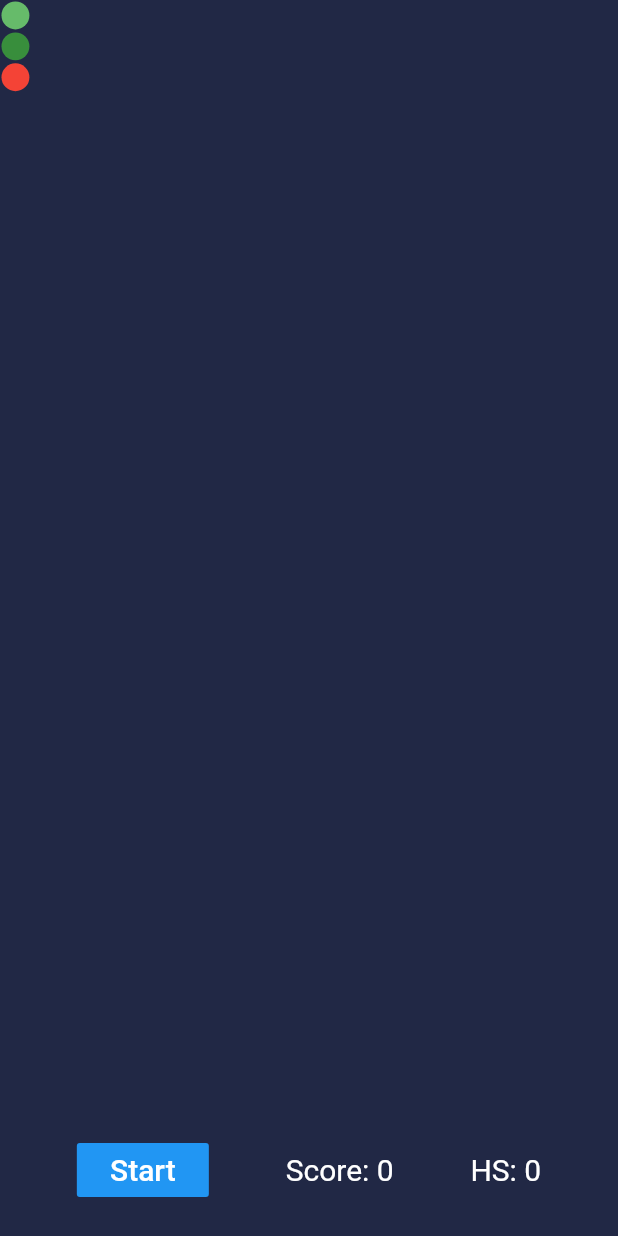
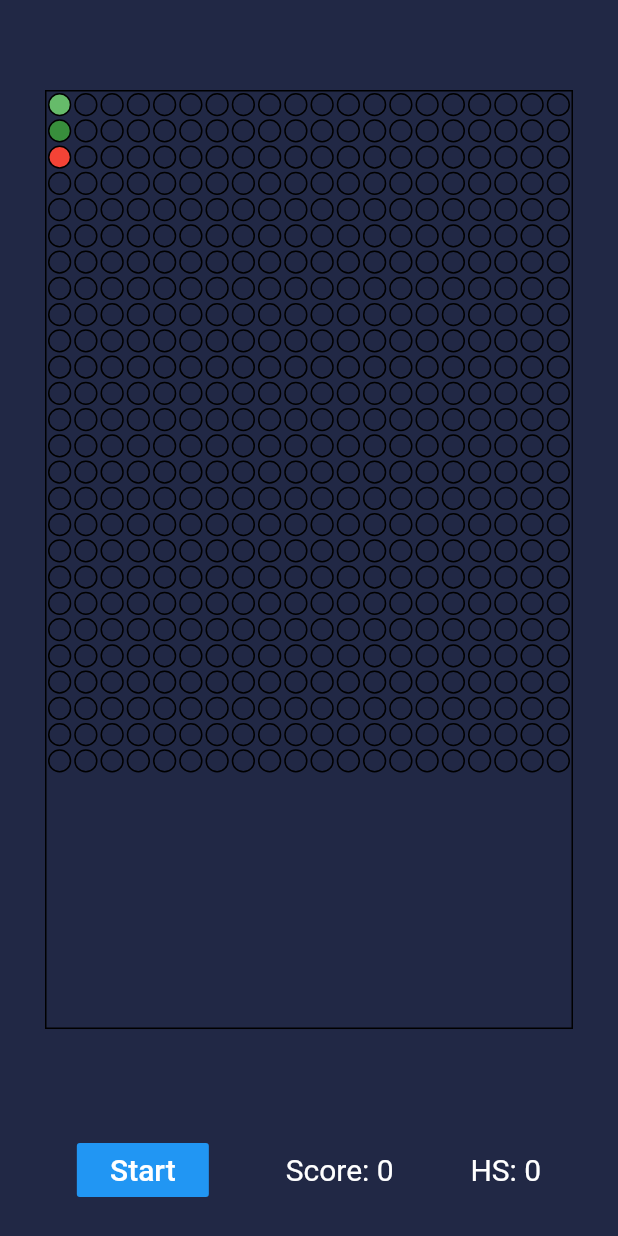
Before and after one commit to Aaron0608/flutter_mini_games, a Flutter app: the screen it shows after launch, after a tap on "Snake", on a phone screen of 412 x 824 dp. Run offline on Flutter 3.47's test engine with Material 2 defaults, Android fonts, the light colour scheme and no system bars; our stand-ins replace shared_preferences.

Commit message:
WIP trying to fix snake

```diff
--- a/lib/main.dart
+++ b/lib/main.dart
@@ -74,9 +74,12 @@ class HomePageCard extends StatelessWidget {
   String name;
   Function(BuildContext context) handleOnButtonClick;
 
-  HomePageCard(String name, {this.handleOnButtonClick}) {
-    this.name = name;
-  }
+  // Leaving this here as an example of class constructor
+  // HomePageCard(String name, {this.handleOnButtonClick}) {
+  //   this.name = name;
+  // }
+
+  HomePageCard(this.name, {this.handleOnButtonClick});
 
   @override
   Widget build(BuildContext context) {
--- a/lib/snake/snake.dart
+++ b/lib/snake/snake.dart
@@ -4,10 +4,6 @@ import 'dart:math';
 import 'dart:async';
 
 import 'package:shared_preferences/shared_preferences.dart';
-
-// Here onwards is youtube tutorial
-
-//Create New Page for Snake Game
 
 class SnakeGame extends StatefulWidget {
   @override
@@ -161,7 +157,6 @@ class _SnakeGameState extends State<SnakeGame> {
   }
 
   Widget build(BuildContext context) {
-
     if (snake.length - 2 > highScore) {
       _updateHighScore(snake.length - 2);
     }
@@ -186,14 +181,20 @@ class _SnakeGameState extends State<SnakeGame> {
                     direction = 'left';
                   }
                 },
-              child: AspectRatio(
-                aspectRatio: squaresPerRow / (squaresPerCol + 5),
+                child: Container(
+                  padding: EdgeInsets.fromLTRB(30, 60, 30, 70),
+                  child: SizedBox.expand(
+                      // aspectRatio: squaresPerRow / (squaresPerCol + 5),
+                      // aspectRatio:0.2,
+                      child: Container(
+                    decoration: BoxDecoration(border: Border.all()),
                     child: GridView.builder(
                         physics: NeverScrollableScrollPhysics(),
                         gridDelegate: SliverGridDelegateWithFixedCrossAxisCount(
-                      crossAxisCount: squaresPerRow,
+                          crossAxisCount: 20,
                         ),
-                    itemCount: squaresPerRow * squaresPerCol,
+                        // itemCount: squaresPerRow * squaresPerCol,
+                        itemCount: 520,
                         itemBuilder: (BuildContext context, int index) {
                           var color;
                           var x = index % squaresPerRow;
@@ -220,13 +221,14 @@ class _SnakeGameState extends State<SnakeGame> {
                           return Container(
                             margin: EdgeInsets.all(1),
                             decoration: BoxDecoration(
+                              border: Border.all(),
                               color: color,
                               shape: BoxShape.circle,
                             ),
                           );
                         }),
-              ),
-            ),
+                  )),
+                )),
           ),
           Padding(
               padding: EdgeInsets.only(bottom: 20),
```
Lines whose indentation alone changed are shown as unchanged.
